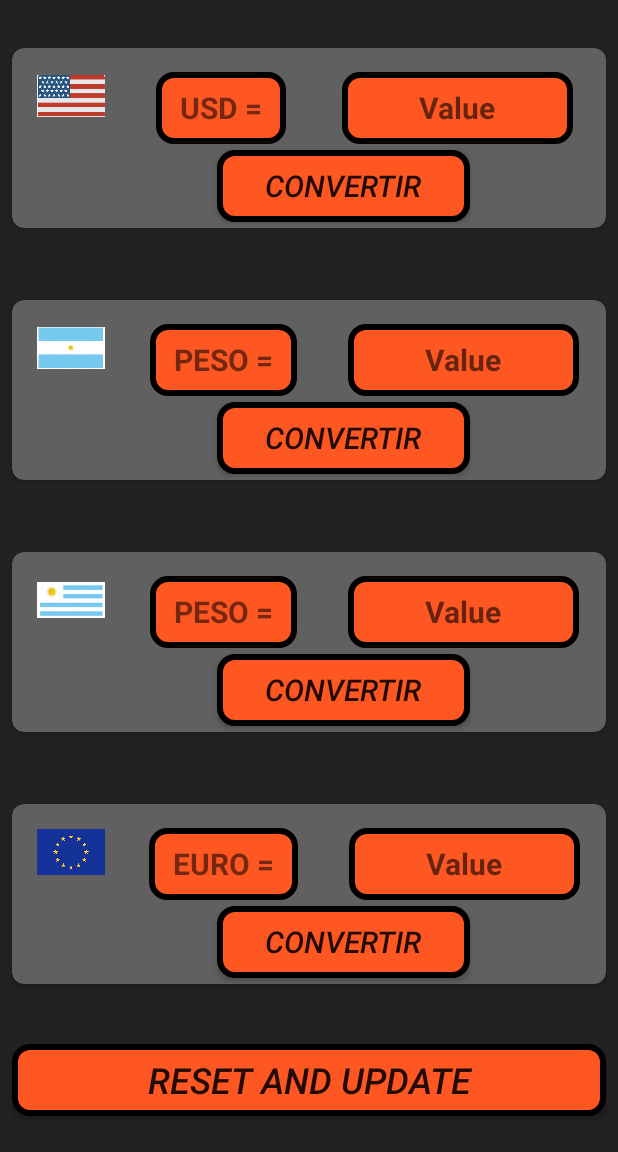
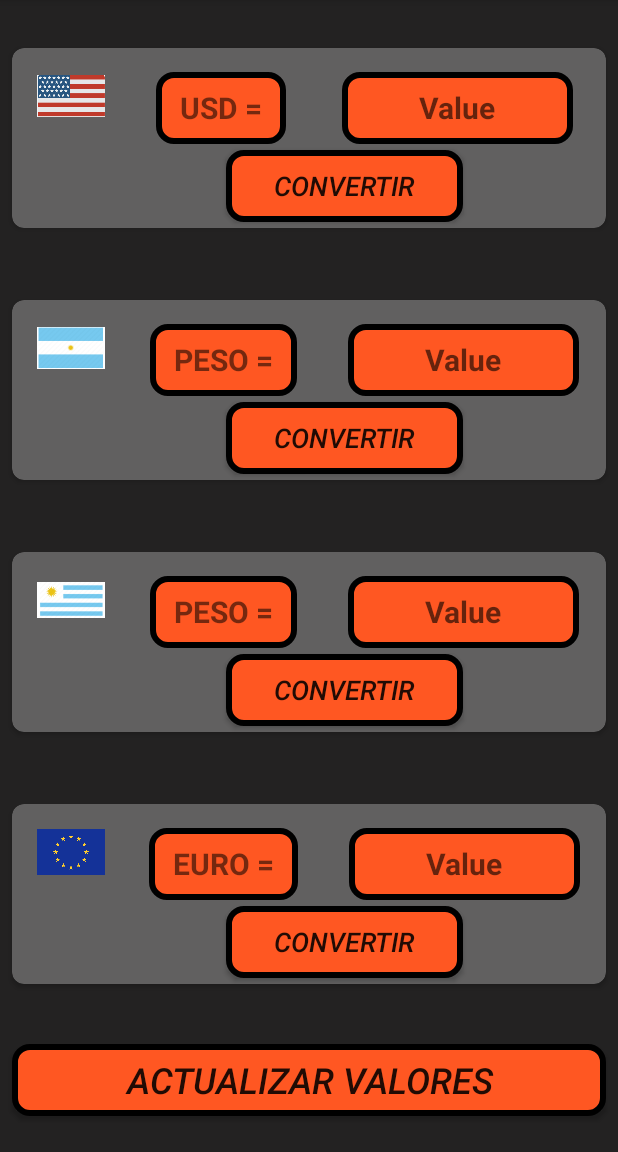
Before and after one commit to Dangerous875/DollarInfoPro, an Android app: the screen it shows after launch (MainActivity), on a phone screen of 412 x 824 dp, the part 84-1236 px from its top. Run offline under Robolectric (Android 15) with nearby library versions, the phone set to English and light mode, and no system bars; network calls fail; 3 statements that could not run were skipped.

Commit message:
repair features

```diff
--- a/app/src/main/java/com/example/dollarinfo/MainActivity.kt
+++ b/app/src/main/java/com/example/dollarinfo/MainActivity.kt
@@ -237,7 +237,7 @@ class MainActivity : AppCompatActivity() {
         updateDate()
         binding.etUruValue.setText(dollarUruguay.toString())
         binding.etEeuuValue.setText(dollar.toString())
-        binding.etEurValue.setText((dollarArgentina / dollarEUR).toString())
+        binding.etEurValue.setText(roundToTwoDecimals((dollarArgentina / dollarEUR)))
     }
 
     private fun updateDate() {
@@ -247,7 +247,7 @@ class MainActivity : AppCompatActivity() {
 //            val formato = SimpleDateFormat("yyyy-MM-dd'T'HH:mm:ss.SSS'Z'", Locale.getDefault())
             val formato = SimpleDateFormat("HH:mm", Locale.getDefault())
             val hora = formato.format(calendar.time)
-            supportActionBar?.title = "Actualización: $date, $hora hs"
+            supportActionBar?.title = "Actualización: $date , $hora hs"
         }
     }
 
--- a/app/src/main/res/values/strings.xml
+++ b/app/src/main/res/values/strings.xml
@@ -9,7 +9,7 @@
     <string name="convert">Convertir</string>
     <string name="peso_arg">Peso ARG =</string>
     <string name="peso_uru">Peso URU =</string>
-    <string name="reset_values">Reset and Update</string>
+    <string name="reset_values">ACTUALIZAR VALORES</string>
     <string name="peso">PESO =</string>
     <string name="euro">EURO =</string>
 </resources>
--- a/app/src/main/res/values/style.xml
+++ b/app/src/main/res/values/style.xml
@@ -41,7 +41,7 @@
         <item name="android:paddingBottom">2dp</item>
         <item name="android:paddingTop">2dp</item>
         <item name="android:textStyle">italic</item>
-        <item name="android:textSize">20sp</item>
+        <item name="android:textSize">18sp</item>
         <item name="android:layout_width">wrap_content</item>
         <item name="android:layout_height">wrap_content</item>
         <item name="layout_constraintHorizontal_bias">0.6</item>
```
